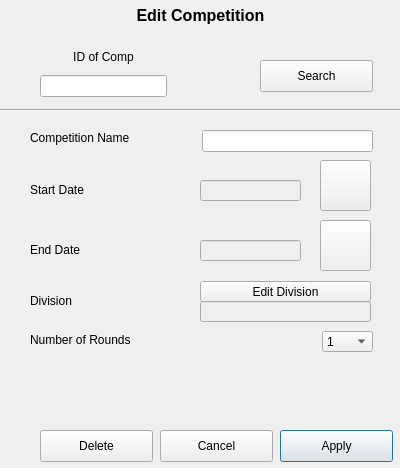
stefanmarjanovic/Comp, file editcompdiag.ui: the form before one commit.
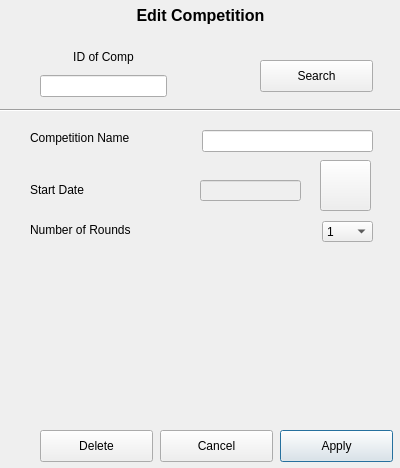
The form after the commit. Icons and pictures are not drawn.

Diff of the .ui file:
```diff
--- a/editcompdiag.ui
+++ b/editcompdiag.ui
@@ -157,7 +157,7 @@
    <property name="geometry">
     <rect>
      <x>322</x>
-     <y>331</y>
+     <y>221</y>
      <width>51</width>
      <height>21</height>
     </rect>
@@ -178,32 +178,6 @@
     </property>
    </item>
   </widget>
-  <widget class="QLabel" name="label_9">
-   <property name="geometry">
-    <rect>
-     <x>30</x>
-     <y>291</y>
-     <width>121</width>
-     <height>20</height>
-    </rect>
-   </property>
-   <property name="text">
-    <string>Division</string>
-   </property>
-  </widget>
-  <widget class="QPushButton" name="divisionSearch">
-   <property name="geometry">
-    <rect>
-     <x>200</x>
-     <y>281</y>
-     <width>171</width>
-     <height>21</height>
-    </rect>
-   </property>
-   <property name="text">
-    <string>Edit Division</string>
-   </property>
-  </widget>
   <widget class="QLineEdit" name="sDate">
    <property name="enabled">
     <bool>false</bool>
@@ -246,28 +220,12 @@
     <string/>
    </property>
   </widget>
-  <widget class="QLineEdit" name="divisionID">
-   <property name="enabled">
-    <bool>false</bool>
-   </property>
-   <property name="geometry">
-    <rect>
-     <x>200</x>
-     <y>301</y>
-     <width>171</width>
-     <height>21</height>
-    </rect>
-   </property>
-   <property name="acceptDrops">
-    <bool>false</bool>
-   </property>
-  </widget>
   <widget class="QLabel" name="label_2">
    <property name="geometry">
     <rect>
      <x>30</x>
      <y>130</y>
-     <width>111</width>
+     <width>121</width>
      <height>16</height>
     </rect>
    </property>
@@ -279,7 +237,7 @@
    <property name="geometry">
     <rect>
      <x>30</x>
-     <y>330</y>
+     <y>220</y>
      <width>121</width>
      <height>20</height>
     </rect>
@@ -304,51 +262,6 @@
     <string/>
    </property>
   </widget>
-  <widget class="QLabel" name="label_5">
-   <property name="geometry">
-    <rect>
-     <x>30</x>
-     <y>240</y>
-     <width>121</width>
-     <height>20</height>
-    </rect>
-   </property>
-   <property name="text">
-    <string>End Date</string>
-   </property>
-  </widget>
-  <widget class="QLineEdit" name="sDate_2">
-   <property name="enabled">
-    <bool>false</bool>
-   </property>
-   <property name="geometry">
-    <rect>
-     <x>200</x>
-     <y>240</y>
-     <width>101</width>
-     <height>21</height>
-    </rect>
-   </property>
-   <property name="acceptDrops">
-    <bool>false</bool>
-   </property>
-  </widget>
-  <widget class="QPushButton" name="cal_2">
-   <property name="geometry">
-    <rect>
-     <x>320</x>
-     <y>220</y>
-     <width>51</width>
-     <height>51</height>
-    </rect>
-   </property>
-   <property name="styleSheet">
-    <string notr="true">border-image: url(:/calendar-1559935_960_720.png);</string>
-   </property>
-   <property name="text">
-    <string/>
-   </property>
-  </widget>
  </widget>
  <resources/>
  <connections/>
```
Left out of the diff: 2 changed lines with no effect on the pictures.
